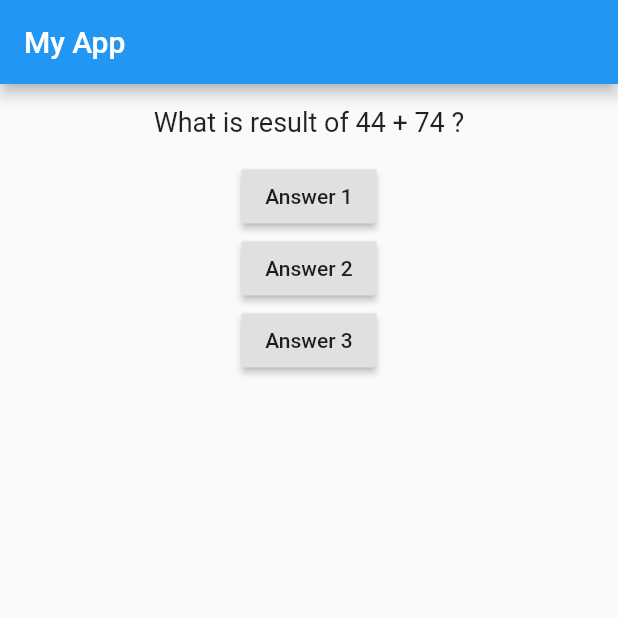
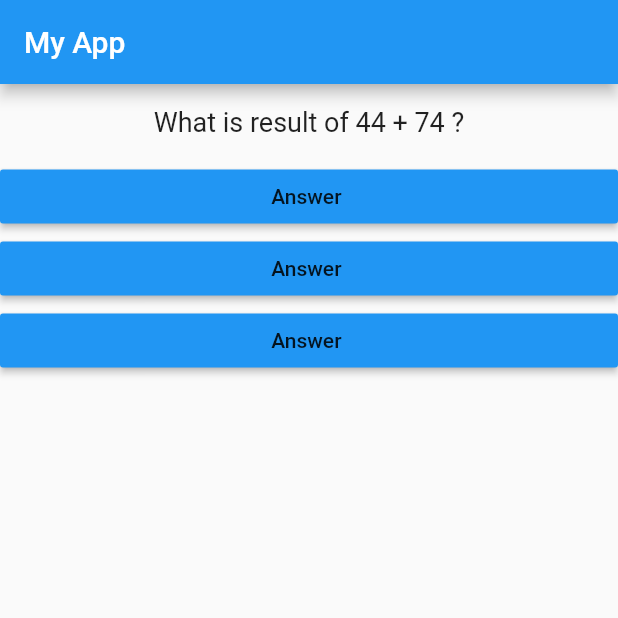
Before and after one commit to rishabh72/flutter_quiz_app, a Flutter app: the screen it shows after launch, on a phone screen of 412 x 824 dp, the top half of it. Run offline on Flutter 3.47's test engine with Material 2 defaults, Android fonts, the light colour scheme and no system bars.

Commit message:
making new widget for answers

```diff
--- /dev/null
+++ b/lib/answer.dart
@@ -0,0 +1,19 @@
+import 'package:flutter/material.dart';
+
+class Answer extends StatelessWidget {
+  final selectHandler;
+
+  Answer(this.selectHandler);
+
+  @override
+  Widget build(BuildContext context) {
+    return Container(
+      width: double.infinity,
+      child: RaisedButton(
+        child: Text('Answer '),
+        onPressed: selectHandler,
+        color: Colors.blue,
+      ),
+    );
+  }
+}
--- a/lib/main.dart
+++ b/lib/main.dart
@@ -1,8 +1,19 @@
 import 'package:flutter/material.dart';
 import 'question.dart';
+import 'answer.dart';
 
-// For Question Text we will make new Stateless widget
-// Question Widget which render question text
+// Now we make separate widget for Answers
+// we will make new widget(Answer widget) in answer.dart file
+//     MyApp
+//       |
+//       |
+//  -------------
+//  |           |
+// Question    Answer
+
+// we will implement how to call function(that is in MyApp) from child widget(Answer)
+//so we will pass function into constructor of child widget
+
 void main() => runApp(MyApp());
 
 class MyApp extends StatefulWidget {
@@ -39,18 +50,9 @@
               Question(
                 questions[_questionIndex],
               ),
-              RaisedButton(
-                child: Text('Answer 1'),
-                onPressed: _answerQuestion,
-              ),
-              RaisedButton(
-                child: Text('Answer 2'),
-                onPressed: _answerQuestion,
-              ),
-              RaisedButton(
-                child: Text('Answer 3'),
-                onPressed: _answerQuestion,
-              ),
+              Answer(_answerQuestion),
+              Answer(_answerQuestion),
+              Answer(_answerQuestion)
             ],
           )),
     );
--- a/lib/question.dart
+++ b/lib/question.dart
@@ -1,45 +1,20 @@
 import 'package:flutter/material.dart';
 
 class Question extends StatelessWidget {
-  final String questionText; //final is runtime constant
+  final String questionText;
 
   Question(this.questionText);
 
   @override
   Widget build(BuildContext context) {
     return Container(
-      //Container widget is used to give margin, padding, background color, border
-      width: double.infinity, // double.infinity = 100%
+      width: double.infinity,
       child: Text(
-        //Here Text widget has a width = its parent width
         questionText,
         style: TextStyle(fontSize: 18),
         textAlign: TextAlign.center,
       ),
-      // color: Colors.green,
       margin: EdgeInsets.all(15),
     );
   }
 }
-
-
-// Enums
-// enum Status{
-//   started,
-//   working,
-//   completed,
-//   finished
-// }
-
-// class Person{
-//   String name;
-//   int birthYear;
-//   String gender;
-
-//   Person(this.name,this.birthYear,this.gender);
-
-//   Person.twentyYearsPerson(this.name):birthYear = 1990, gender='male';
-
-// }
-
-//   var p1 = Person.twentyYearsPerson("Rishabh");
```
